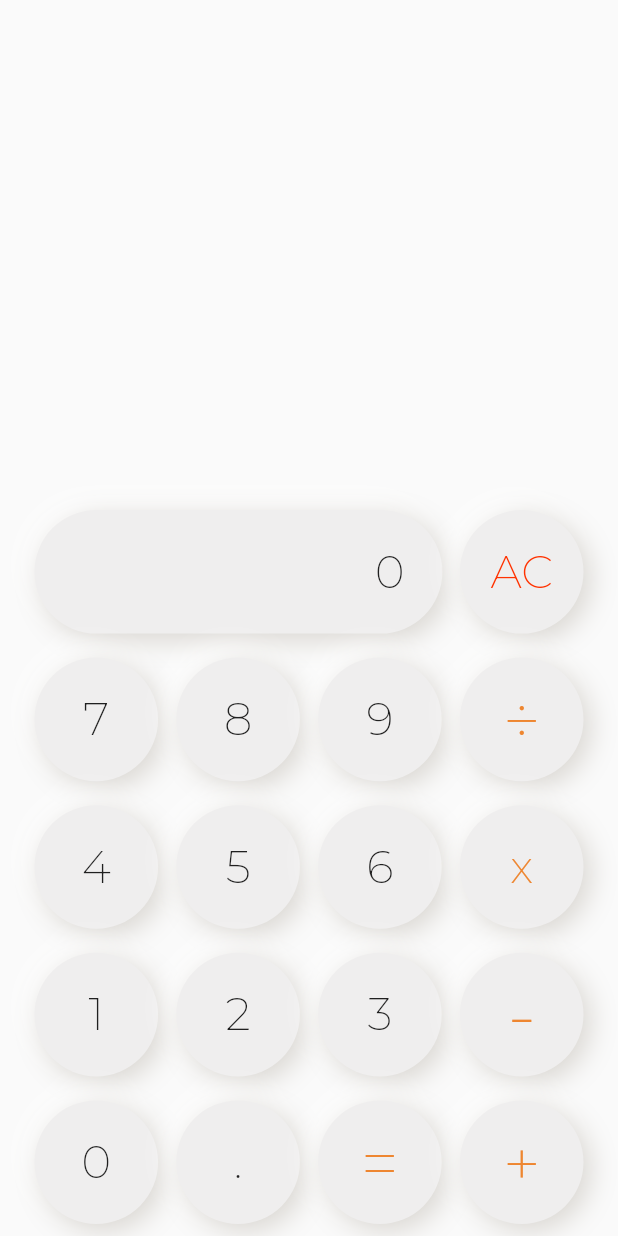
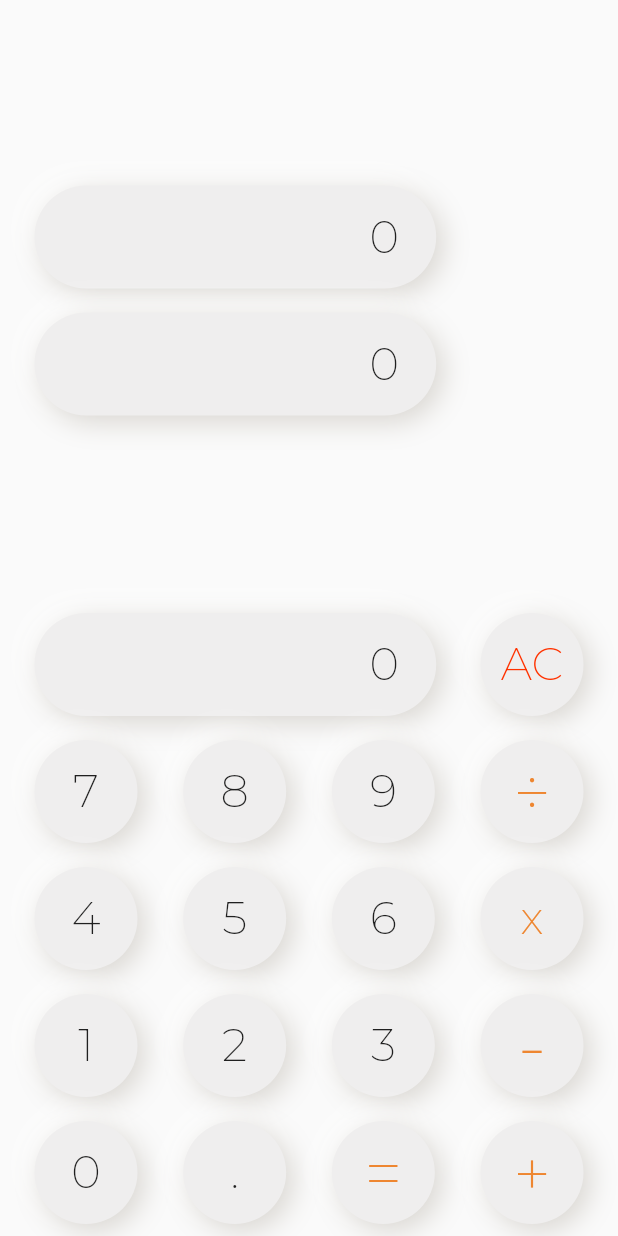
Before and after one commit to Tetsukick/exchange_calculator, a Flutter app: the screen it shows after launch, on a phone screen of 412 x 824 dp. Run offline on Flutter 3.47's test engine with Material 2 defaults, Android fonts, the light colour scheme and no system bars; our stand-ins replace google_fonts, math_expressions.

Commit message:
change button size

```diff
--- a/exchange_calculator/lib/Util/neu_calculator_button.dart
+++ b/exchange_calculator/lib/Util/neu_calculator_button.dart
@@ -51,8 +51,8 @@ class _NeuCalculatorButtonState extends State<NeuCalculatorButton> {
   Widget build(BuildContext context) {
     final neumorphicTheme = Provider.of<NeumorphicTheme>(context);
     final width = MediaQuery.of(context).size.width;
-    final squareSideLength = width / 5;
-    final buttonWidth = squareSideLength * (widget.isPill ? 3.3 : 1);
+    final squareSideLength = width / 6;
+    final buttonWidth = squareSideLength * (widget.isPill ? 3.9 : 1);
     final buttonSize = Size(buttonWidth, squareSideLength);
 
     final innerShadow = ConcaveDecoration(
--- a/exchange_calculator/lib/pages/calculator_page.dart
+++ b/exchange_calculator/lib/pages/calculator_page.dart
@@ -16,6 +16,20 @@ class CalculatorPage extends StatelessWidget {
           crossAxisAlignment: CrossAxisAlignment.end,
           children: [
             Spacer(),
+            ButtonRow(children: [
+              NeuCalculatorButton(
+                text: calculator.value.toString(),
+                onPressed: null,
+                isPill: true,
+              ),
+            ]),
+            ButtonRow(children: [
+              NeuCalculatorButton(
+                text: calculator.value.toString(),
+                onPressed: null,
+                isPill: true,
+              ),
+            ]),
             Expanded(child: SizedBox(height: 150)),
             ButtonRow(children: [
               NeuCalculatorButton(
```
